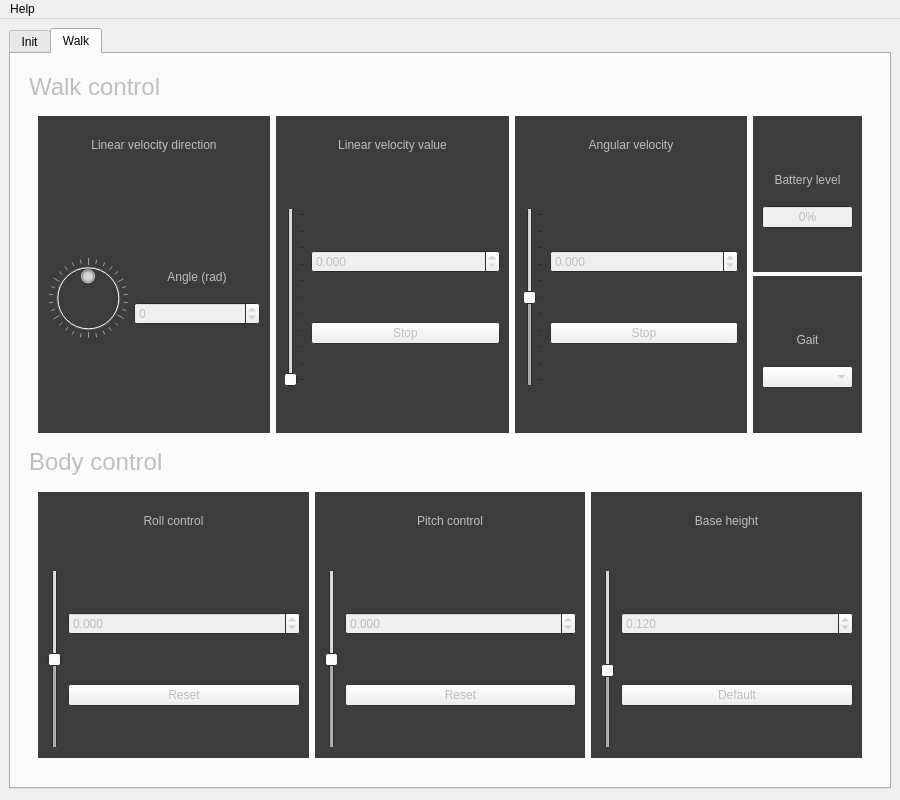
HexapodBionik/elkapod_teleop, file elkapod_ui/elkapod_ui/elkapod_controller.ui: the form before one commit.
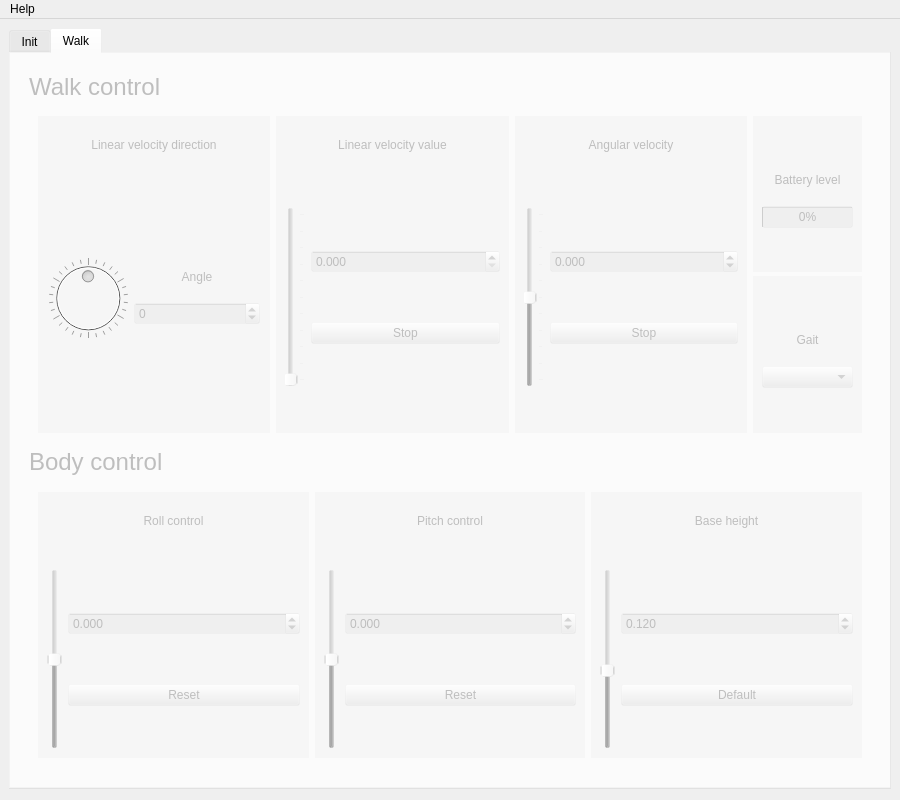
The form after the commit. The open tabs and pages were chosen to show the change. Icons and pictures are not drawn.

Commit message: Fixed colors in dark and light modes for ElkapodUI

The edit to the form file:
```diff
--- a/elkapod_ui/elkapod_ui/elkapod_controller.ui
+++ b/elkapod_ui/elkapod_ui/elkapod_controller.ui
@@ -21,6 +21,43 @@
    <layout class="QVBoxLayout" name="verticalLayout_2">
     <item>
      <widget class="QTabWidget" name="tabWidget">
+      <property name="palette">
+       <palette>
+        <active>
+         <colorrole role="Window">
+          <brush brushstyle="SolidPattern">
+           <color alpha="13">
+            <red>0</red>
+            <green>0</green>
+            <blue>0</blue>
+           </color>
+          </brush>
+         </colorrole>
+        </active>
+        <inactive>
+         <colorrole role="Window">
+          <brush brushstyle="SolidPattern">
+           <color alpha="8">
+            <red>0</red>
+            <green>0</green>
+            <blue>0</blue>
+           </color>
+          </brush>
+         </colorrole>
+        </inactive>
+        <disabled>
+         <colorrole role="Window">
+          <brush brushstyle="SolidPattern">
+           <color alpha="5">
+            <red>0</red>
+            <green>0</green>
+            <blue>0</blue>
+           </color>
+          </brush>
+         </colorrole>
+        </disabled>
+       </palette>
+      </property>
       <property name="currentIndex">
        <number>0</number>
       </property>
@@ -144,6 +181,43 @@
        <property name="enabled">
         <bool>false</bool>
        </property>
+       <property name="palette">
+        <palette>
+         <active>
+          <colorrole role="Window">
+           <brush brushstyle="SolidPattern">
+            <color alpha="31">
+             <red>0</red>
+             <green>0</green>
+             <blue>0</blue>
+            </color>
+           </brush>
+          </colorrole>
+         </active>
+         <inactive>
+          <colorrole role="Window">
+           <brush brushstyle="SolidPattern">
+            <color alpha="8">
+             <red>0</red>
+             <green>0</green>
+             <blue>0</blue>
+            </color>
+           </brush>
+          </colorrole>
+         </inactive>
+         <disabled>
+          <colorrole role="Window">
+           <brush brushstyle="SolidPattern">
+            <color alpha="5">
+             <red>0</red>
+             <green>0</green>
+             <blue>0</blue>
+            </color>
+           </brush>
+          </colorrole>
+         </disabled>
+        </palette>
+       </property>
        <attribute name="title">
         <string>Walk</string>
        </attribute>
@@ -157,10 +231,10 @@
               <active>
                <colorrole role="Window">
                 <brush brushstyle="SolidPattern">
-                 <color alpha="255">
-                  <red>60</red>
-                  <green>60</green>
-                  <blue>60</blue>
+                 <color alpha="13">
+                  <red>0</red>
+                  <green>0</green>
+                  <blue>0</blue>
                  </color>
                 </brush>
                </colorrole>
@@ -168,10 +242,10 @@
               <inactive>
                <colorrole role="Window">
                 <brush brushstyle="SolidPattern">
-                 <color alpha="255">
-                  <red>50</red>
-                  <green>50</green>
-                  <blue>50</blue>
+                 <color alpha="8">
+                  <red>0</red>
+                  <green>0</green>
+                  <blue>0</blue>
                  </color>
                 </brush>
                </colorrole>
@@ -179,10 +253,10 @@
               <disabled>
                <colorrole role="Window">
                 <brush brushstyle="SolidPattern">
-                 <color alpha="255">
-                  <red>60</red>
-                  <green>60</green>
-                  <blue>60</blue>
+                 <color alpha="5">
+                  <red>0</red>
+                  <green>0</green>
+                  <blue>0</blue>
                  </color>
                 </brush>
                </colorrole>
@@ -308,7 +382,7 @@
                           </sizepolicy>
                          </property>
                          <property name="text">
-                          <string>Angle (rad)</string>
+                          <string>Angle</string>
                          </property>
                          <property name="alignment">
                           <set>Qt::AlignCenter</set>
@@ -771,43 +845,6 @@
              </item>
              <item>
               <widget class="QWidget" name="horizontalWidget_7" native="true">
-               <property name="palette">
-                <palette>
-                 <active>
-                  <colorrole role="Window">
-                   <brush brushstyle="SolidPattern">
-                    <color alpha="255">
-                     <red>60</red>
-                     <green>60</green>
-                     <blue>60</blue>
-                    </color>
-                   </brush>
-                  </colorrole>
-                 </active>
-                 <inactive>
-                  <colorrole role="Window">
-                   <brush brushstyle="SolidPattern">
-                    <color alpha="255">
-                     <red>50</red>
-                     <green>50</green>
-                     <blue>50</blue>
-                    </color>
-                   </brush>
-                  </colorrole>
-                 </inactive>
-                 <disabled>
-                  <colorrole role="Window">
-                   <brush brushstyle="SolidPattern">
-                    <color alpha="255">
-                     <red>60</red>
-                     <green>60</green>
-                     <blue>60</blue>
-                    </color>
-                   </brush>
-                  </colorrole>
-                 </disabled>
-                </palette>
-               </property>
                <layout class="QHBoxLayout" name="horizontalLayout_12">
                 <property name="topMargin">
                  <number>10</number>
```
Left out of the diff: 2 changed lines with no effect on the pictures. The commit also changes 5 other files.
